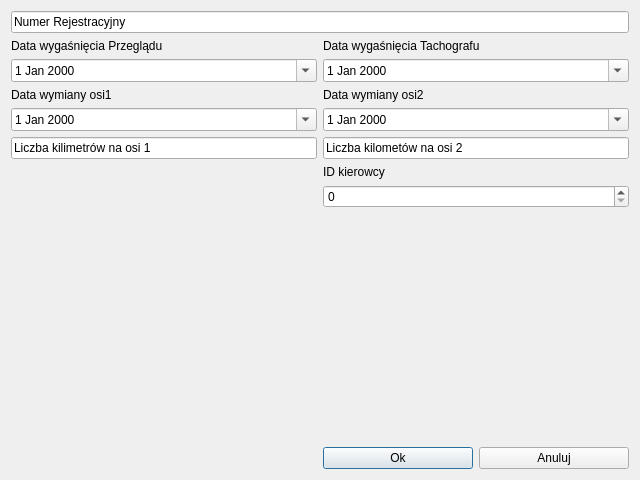
Qt form addciagnik.ui (JanSnieg/EwiData) before a commit.
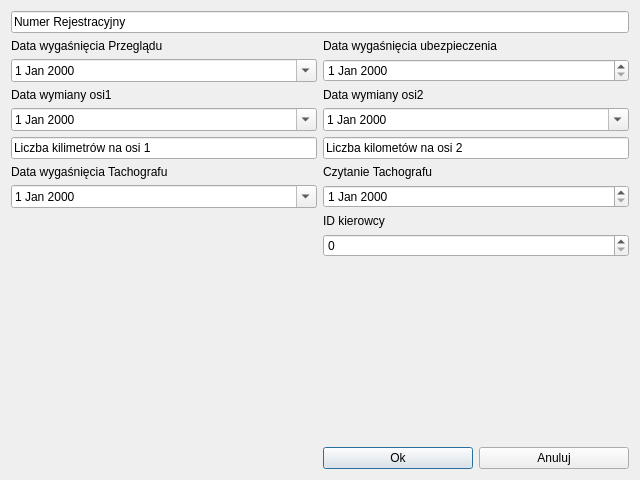
The same form after that commit.

Diff of the .ui file:
```diff
--- a/addciagnik.ui
+++ b/addciagnik.ui
@@ -14,7 +14,7 @@
    <string>Dialog</string>
   </property>
   <layout class="QGridLayout" name="gridLayout">
-   <item row="11" column="1">
+   <item row="14" column="1">
     <layout class="QHBoxLayout" name="horizontalLayout">
      <item>
       <widget class="QPushButton" name="pushButtonOk">
@@ -32,13 +32,6 @@
      </item>
     </layout>
    </item>
-   <item row="3" column="1">
-    <widget class="QDateEdit" name="dateTachograf">
-     <property name="calendarPopup">
-      <bool>true</bool>
-     </property>
-    </widget>
-   </item>
    <item row="5" column="0">
     <widget class="QDateEdit" name="dateEditOs1">
      <property name="calendarPopup">
@@ -46,10 +39,10 @@
      </property>
     </widget>
    </item>
-   <item row="4" column="0">
-    <widget class="QLabel" name="label_3">
+   <item row="4" column="1">
+    <widget class="QLabel" name="label_4">
      <property name="text">
-      <string>Data wymiany osi1</string>
+      <string>Data wymiany osi2</string>
      </property>
     </widget>
    </item>
@@ -60,14 +53,14 @@
      </property>
     </widget>
    </item>
-   <item row="2" column="1">
-    <widget class="QLabel" name="label_2">
+   <item row="4" column="0">
+    <widget class="QLabel" name="label_3">
      <property name="text">
-      <string>Data wygaśnięcia Tachografu</string>
+      <string>Data wymiany osi1</string>
      </property>
     </widget>
    </item>
-   <item row="10" column="1">
+   <item row="13" column="1">
     <spacer name="verticalSpacer">
      <property name="orientation">
       <enum>Qt::Vertical</enum>
@@ -80,20 +73,6 @@
      </property>
     </spacer>
    </item>
-   <item row="4" column="1">
-    <widget class="QLabel" name="label_4">
-     <property name="text">
-      <string>Data wymiany osi2</string>
-     </property>
-    </widget>
-   </item>
-   <item row="8" column="1">
-    <widget class="QLabel" name="label_5">
-     <property name="text">
-      <string>ID kierowcy</string>
-     </property>
-    </widget>
-   </item>
    <item row="3" column="0">
     <widget class="QDateEdit" name="dateEditPrzeglad">
      <property name="calendarPopup">
@@ -111,16 +90,6 @@
      </property>
     </widget>
    </item>
-   <item row="5" column="1">
-    <widget class="QDateEdit" name="dateEditOs2">
-     <property name="calendarPopup">
-      <bool>true</bool>
-     </property>
-    </widget>
-   </item>
-   <item row="9" column="1">
-    <widget class="QSpinBox" name="spinBoxIdKierowca"/>
-   </item>
    <item row="6" column="1">
     <widget class="QLineEdit" name="lineEditOs2">
      <property name="text">
@@ -135,6 +104,57 @@
      </property>
     </widget>
    </item>
+   <item row="5" column="1">
+    <widget class="QDateEdit" name="dateEditOs2">
+     <property name="calendarPopup">
+      <bool>true</bool>
+     </property>
+    </widget>
+   </item>
+   <item row="9" column="1">
+    <widget class="QDateEdit" name="dateEditCzytanie"/>
+   </item>
+   <item row="11" column="1">
+    <widget class="QLabel" name="label_5">
+     <property name="text">
+      <string>ID kierowcy</string>
+     </property>
+    </widget>
+   </item>
+   <item row="12" column="1">
+    <widget class="QSpinBox" name="spinBoxIdKierowca"/>
+   </item>
+   <item row="7" column="1">
+    <widget class="QLabel" name="label_7">
+     <property name="text">
+      <string>Czytanie Tachografu</string>
+     </property>
+    </widget>
+   </item>
+   <item row="3" column="1">
+    <widget class="QDateEdit" name="dateEditUbezpieczenie"/>
+   </item>
+   <item row="2" column="1">
+    <widget class="QLabel" name="label_6">
+     <property name="text">
+      <string>Data wygaśnięcia ubezpieczenia</string>
+     </property>
+    </widget>
+   </item>
+   <item row="7" column="0">
+    <widget class="QLabel" name="label_2">
+     <property name="text">
+      <string>Data wygaśnięcia Tachografu</string>
+     </property>
+    </widget>
+   </item>
+   <item row="9" column="0">
+    <widget class="QDateEdit" name="dateTachograf">
+     <property name="calendarPopup">
+      <bool>true</bool>
+     </property>
+    </widget>
+   </item>
   </layout>
  </widget>
  <resources/>
```
